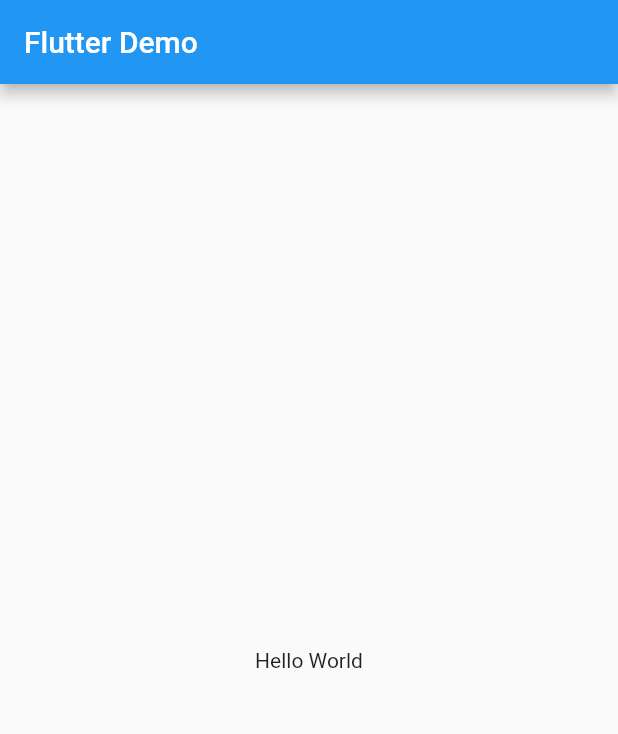
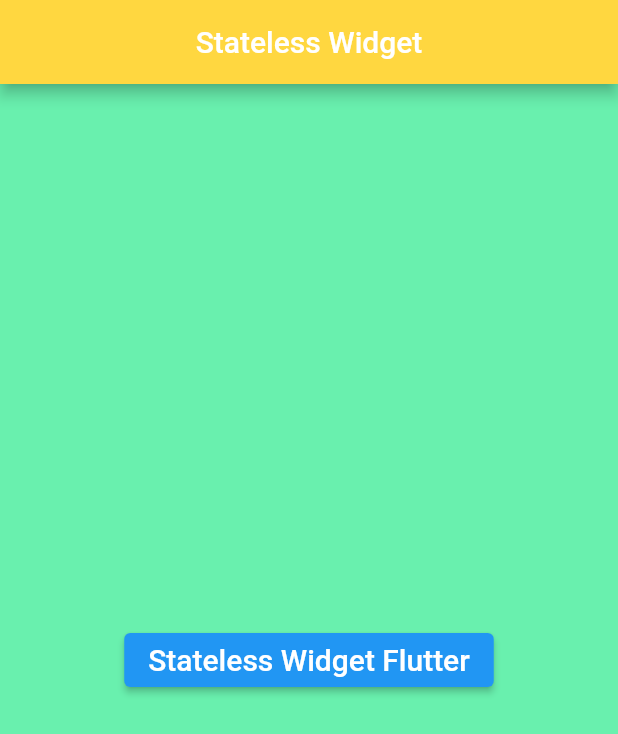
Before and after one commit to mdmanik74/Flutter-Day, a Flutter app: the screen it shows after launch, on a phone screen of 412 x 824 dp. Shown: the top 734 px of the screen. Run offline on Flutter 3.47's test engine with Material 2 defaults, Android fonts, the phone set to English and light mode, and no system bars.

Commit message:
Flutter Stateless widget

```diff
--- a/lib/main.dart
+++ b/lib/main.dart
@@ -1,5 +1,7 @@
 import 'package:flutter/material.dart';
-import 'package:source_code/source/first_app.dart';
+import 'package:source_code/source/stateless_widget.dart';
+//import 'package:source_code/source/first_app.dart';
+//import 'package:source_code/source/stateless_widget.dart';
 
 void main() {
   runApp(const MyApp());
@@ -12,7 +14,16 @@ class MyApp extends StatelessWidget {
   Widget build(BuildContext context) {
     // Material App
     return MaterialApp(
-      home: FirstApp(),
+      debugShowCheckedModeBanner: false,
+      home: Scaffold(
+        appBar: AppBar(
+          title: const Text('Stateless Widget'),
+          backgroundColor: Colors.amberAccent,
+          centerTitle: true,
+        ),
+        body: const StateWidget(),
+        backgroundColor: Colors.greenAccent,
+      ),
     );
   }
 }
--- /dev/null
+++ b/lib/source/stateless_widget.dart
@@ -0,0 +1,18 @@
+import 'package:flutter/material.dart';
+
+class StateWidget extends StatelessWidget {
+  const StateWidget({super.key});
+
+  @override
+  Widget build(BuildContext context) {
+    return Center(
+      child: ElevatedButton(
+        onPressed: () {},
+        child: const Text(
+          'Stateless Widget Flutter',
+          style: TextStyle(fontSize: 20, color: Colors.white),
+        ),
+      ),
+    );
+  }
+}
```
